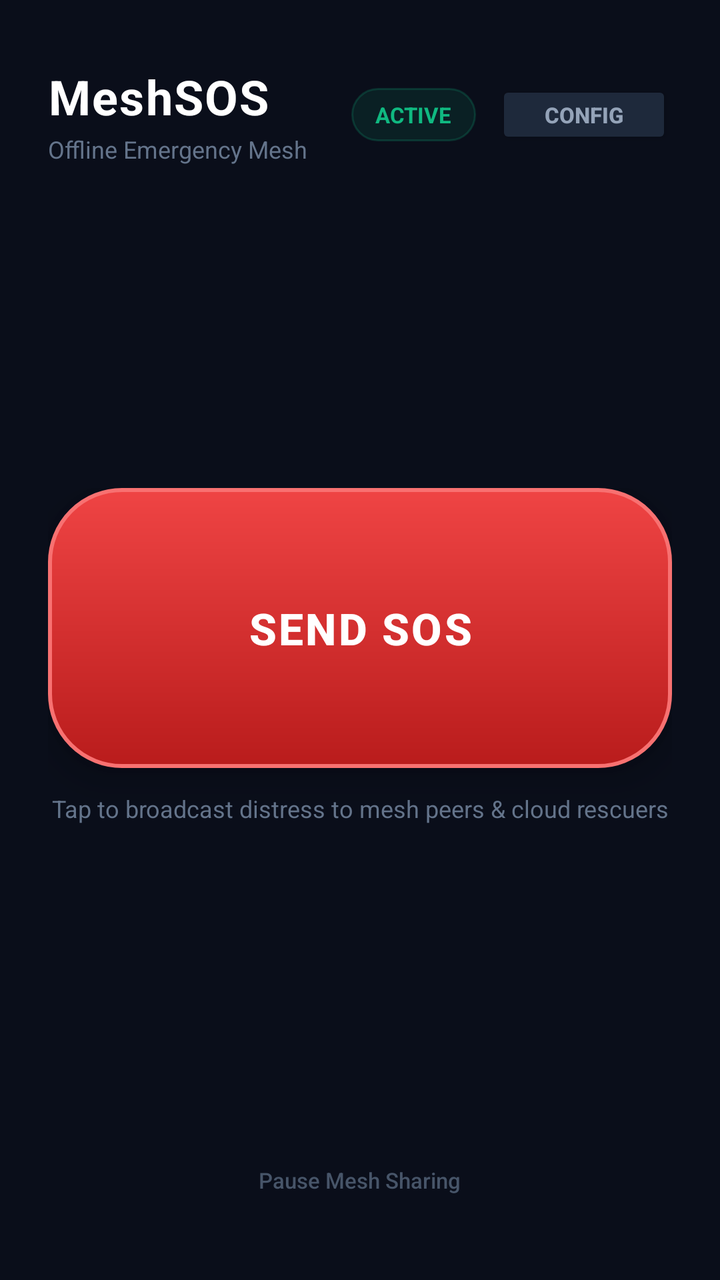
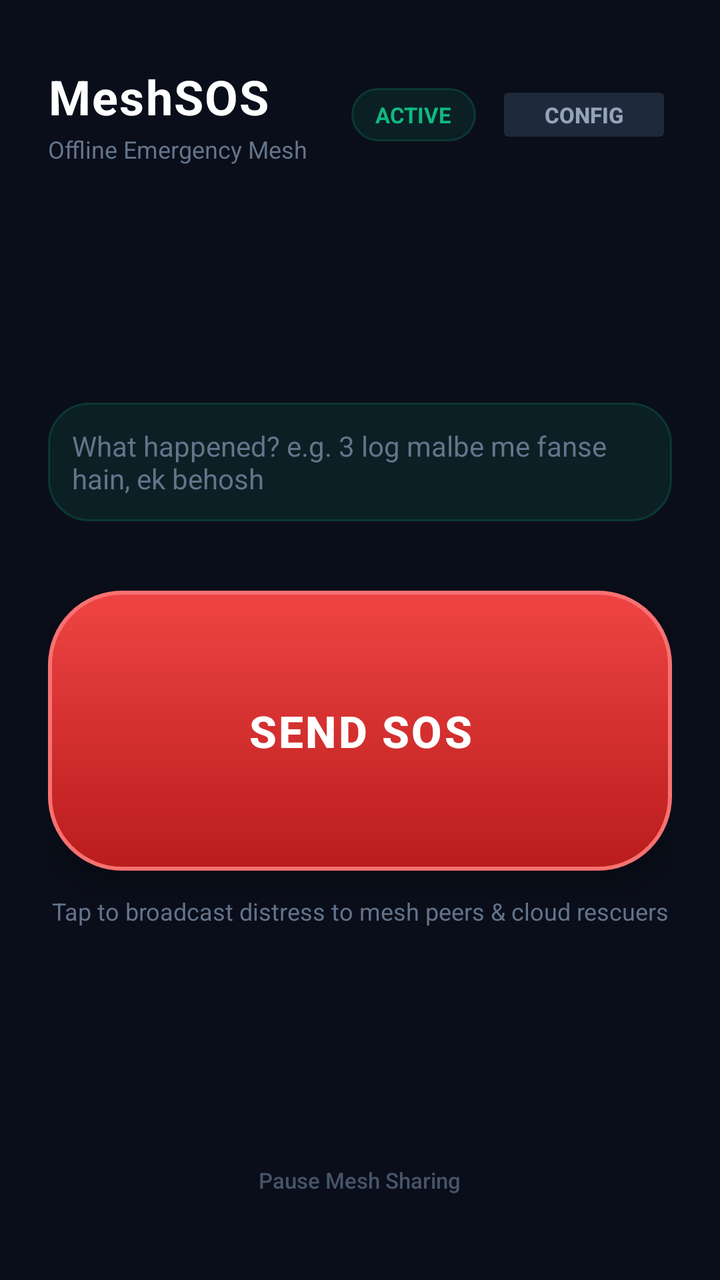

Screens rendered from an Android XML layout before and after an edit, with the pre-edit source and the edit as a unified diff.
<!-- AndroidManifest.xml: application theme Theme.AppCompat.NoActionBar -->
<!-- res/layout/activity_main.xml -->
<?xml version="1.0" encoding="utf-8"?>
<LinearLayout xmlns:android="http://schemas.android.com/apk/res/android"
    android:layout_width="match_parent"
    android:layout_height="match_parent"
    android:orientation="vertical"
    android:padding="24dp"
    android:background="#0A0E1A">

    
    <LinearLayout
        android:layout_width="match_parent"
        android:layout_height="wrap_content"
        android:orientation="horizontal"
        android:gravity="center_vertical"
        android:layout_marginTop="8dp"
        android:layout_marginBottom="32dp">

        <LinearLayout
            android:layout_width="0dp"
            android:layout_height="wrap_content"
            android:layout_weight="1"
            android:orientation="vertical">

            <TextView
                android:layout_width="wrap_content"
                android:layout_height="wrap_content"
                android:text="MeshSOS"
                android:textColor="#FFFFFF"
                android:textSize="24sp"
                android:textStyle="bold"
                android:letterSpacing="0.03" />

            <TextView
                android:layout_width="wrap_content"
                android:layout_height="wrap_content"
                android:text="Offline Emergency Mesh"
                android:textColor="#64748B"
                android:textSize="12sp"
                android:layout_marginTop="2dp" />
        </LinearLayout>

        <TextView
            android:id="@+id/tv_status_badge"
            android:layout_width="wrap_content"
            android:layout_height="wrap_content"
            android:text="ACTIVE"
            android:textColor="#10B981"
            android:background="@drawable/bg_status_pill"
            android:paddingHorizontal="12dp"
            android:paddingVertical="6dp"
            android:textSize="11sp"
            android:textStyle="bold"
            android:layout_marginEnd="10dp" />

        <Button
            android:id="@+id/btn_server_settings"
            android:layout_width="wrap_content"
            android:layout_height="34dp"
            android:text="CONFIG"
            android:textColor="#94A3B8"
            android:backgroundTint="#1E293B"
            android:textSize="11sp"
            android:textStyle="bold"
            android:paddingHorizontal="12dp"
            android:paddingVertical="0dp" />
    </LinearLayout>

    
    <View
        android:layout_width="match_parent"
        android:layout_height="0dp"
        android:layout_weight="1" />

    
    <LinearLayout
        android:layout_width="match_parent"
        android:layout_height="wrap_content"
        android:orientation="vertical"
        android:gravity="center_horizontal">

        
        <androidx.appcompat.widget.AppCompatButton
            android:id="@+id/btn_sos"
            android:layout_width="match_parent"
            android:layout_height="140dp"
            android:text="SEND SOS"
            android:textColor="#FFFFFF"
            android:textSize="22sp"
            android:textStyle="bold"
            android:letterSpacing="0.05"
            android:background="@drawable/bg_sos_button"
            android:elevation="10dp"
            android:stateListAnimator="@null" />

        <TextView
            android:layout_width="wrap_content"
            android:layout_height="wrap_content"
            android:text="Tap to broadcast distress to mesh peers &amp; cloud rescuers"
            android:textColor="#64748B"
            android:textSize="12sp"
            android:layout_marginTop="12dp"
            android:gravity="center" />

        
        <androidx.appcompat.widget.AppCompatButton
            android:id="@+id/btn_ok_now"
            android:layout_width="match_parent"
            android:layout_height="62dp"
            android:text="I AM SAFE (CANCEL SOS)"
            android:textColor="#FFFFFF"
            android:textSize="15sp"
            android:textStyle="bold"
            android:letterSpacing="0.03"
            android:background="@drawable/bg_safe_button"
            android:elevation="6dp"
            android:visibility="gone"
            android:layout_marginTop="20dp"
            android:stateListAnimator="@null" />
    </LinearLayout>

    
    <View
        android:layout_width="match_parent"
        android:layout_height="0dp"
        android:layout_weight="1.2" />

    
    <LinearLayout
        android:layout_width="match_parent"
        android:layout_height="wrap_content"
        android:orientation="vertical"
        android:gravity="center_horizontal"
        android:layout_marginBottom="8dp">

        <TextView
            android:id="@+id/tv_peers_count"
            android:layout_width="wrap_content"
            android:layout_height="wrap_content"
            android:text=""
            android:visibility="gone" />

        <Button
            android:id="@+id/btn_stop_sharing"
            android:layout_width="wrap_content"
            android:layout_height="36dp"
            android:text="Pause Mesh Sharing"
            android:textColor="#475569"
            android:background="?android:attr/selectableItemBackground"
            android:textSize="11sp"
            android:textAllCaps="false"
            android:layout_marginTop="4dp" />
    </LinearLayout>

</LinearLayout>
<!-- resources referenced by this layout -->
<resources>
  <!-- drawable bg_safe_button (drawable) -->
  <?xml version="1.0" encoding="utf-8"?>
  <ripple xmlns:android="http://schemas.android.com/apk/res/android"
      android:color="#6EE7B7">
      <item>
          <shape android:shape="rectangle">
              <gradient
                  android:startColor="#10B981"
                  android:endColor="#047857"
                  android:angle="270" />
              <corners android:radius="28dp" />
              <stroke
                  android:width="1.5dp"
                  android:color="#34D399" />
          </shape>
      </item>
  </ripple>
  <!-- drawable bg_sos_button (drawable) -->
  <?xml version="1.0" encoding="utf-8"?>
  <ripple xmlns:android="http://schemas.android.com/apk/res/android"
      android:color="#FF7878">
      <item>
          <shape android:shape="rectangle">
              <gradient
                  android:startColor="#EF4444"
                  android:endColor="#B91C1C"
                  android:angle="270" />
              <corners android:radius="36dp" />
              <stroke
                  android:width="2dp"
                  android:color="#F87171" />
          </shape>
      </item>
  </ripple>
  <!-- drawable bg_status_pill (drawable) -->
  <?xml version="1.0" encoding="utf-8"?>
  <shape xmlns:android="http://schemas.android.com/apk/res/android"
      android:shape="rectangle">
      <solid android:color="#1A10B981" />
      <corners android:radius="20dp" />
      <stroke
          android:width="1dp"
          android:color="#3310B981" />
  </shape>
</resources>

<!-- the commit's change to res/layout/activity_main.xml (unified diff, before → after) -->
@@ -79,6 +79,34 @@
         android:gravity="center_horizontal">
 
         
+        <EditText
+            android:id="@+id/et_sos_text"
+            android:layout_width="match_parent"
+            android:layout_height="wrap_content"
+            android:minLines="2"
+            android:maxLines="4"
+            android:gravity="top|start"
+            android:padding="12dp"
+            android:layout_marginBottom="10dp"
+            android:background="@drawable/bg_status_pill"
+            android:hint="What happened? e.g. 3 log malbe me fanse hain, ek behosh"
+            android:textColorHint="#64748B"
+            android:textColor="#E2E8F0"
+            android:textSize="14sp"
+            android:inputType="textMultiLine|textCapSentences"
+            android:importantForAutofill="no"
+            android:autofillHints="" />
+
+        <TextView
+            android:id="@+id/tv_encoder_preview"
+            android:layout_width="match_parent"
+            android:layout_height="wrap_content"
+            android:layout_marginBottom="10dp"
+            android:text=""
+            android:textColor="#64748B"
+            android:textSize="11sp" />
+
+        
         <androidx.appcompat.widget.AppCompatButton
             android:id="@+id/btn_sos"
             android:layout_width="match_parent"
